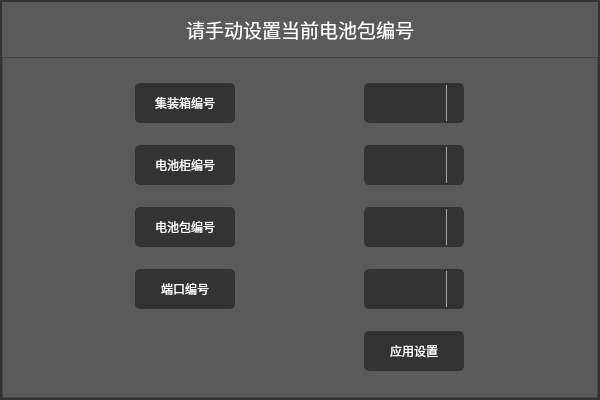
Qt form ui/ui_initSetting.ui (saberrin/EIS_GUI) before a commit.
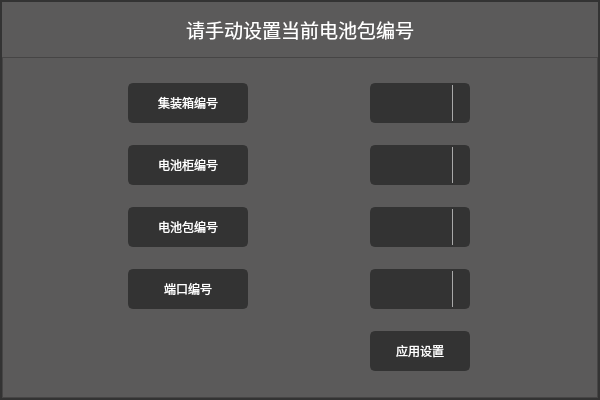
The same form after that commit. Icons and pictures are not drawn.

```diff
--- a/ui/ui_initSetting.ui
+++ b/ui/ui_initSetting.ui
@@ -156,7 +156,7 @@
            </property>
            <property name="minimumSize">
             <size>
-             <width>100</width>
+             <width>120</width>
              <height>40</height>
             </size>
            </property>
@@ -376,7 +376,7 @@
            </property>
            <property name="minimumSize">
             <size>
-             <width>100</width>
+             <width>120</width>
              <height>40</height>
             </size>
            </property>
@@ -410,7 +410,7 @@
            </property>
            <property name="minimumSize">
             <size>
-             <width>100</width>
+             <width>120</width>
              <height>40</height>
             </size>
            </property>
@@ -516,7 +516,7 @@
            </property>
            <property name="minimumSize">
             <size>
-             <width>100</width>
+             <width>120</width>
              <height>40</height>
             </size>
            </property>
```
Left out of the diff: 6 changed lines with no effect on the pictures.
